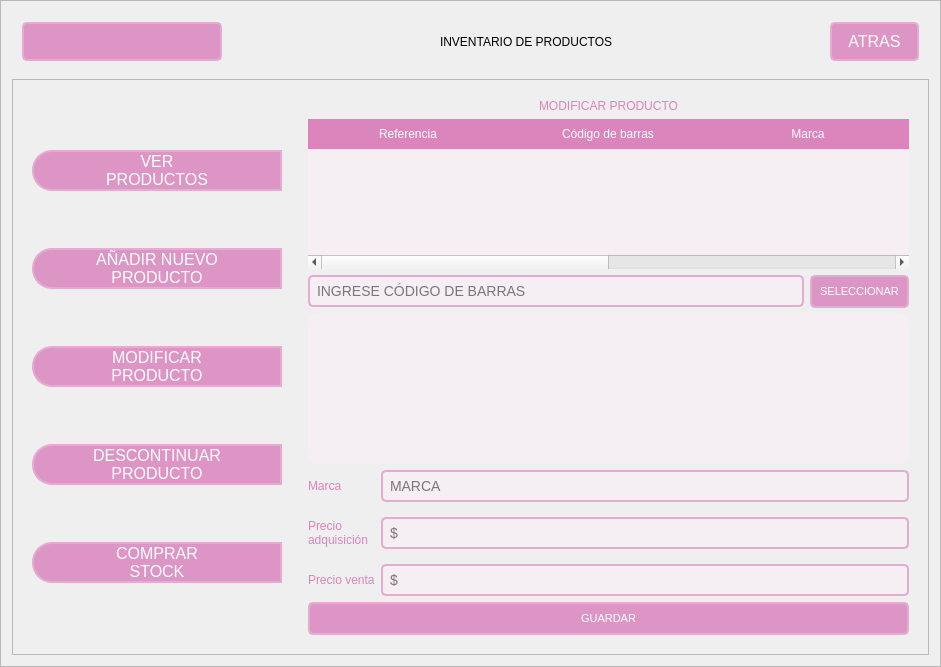
The window that GUI/sub_ventanas/ui/inventario_productos/inventario_productos.ui (C-Sebastian-M/GLAM_MAKEUP_STORE) describes before a commit, drawn with Qt 5.
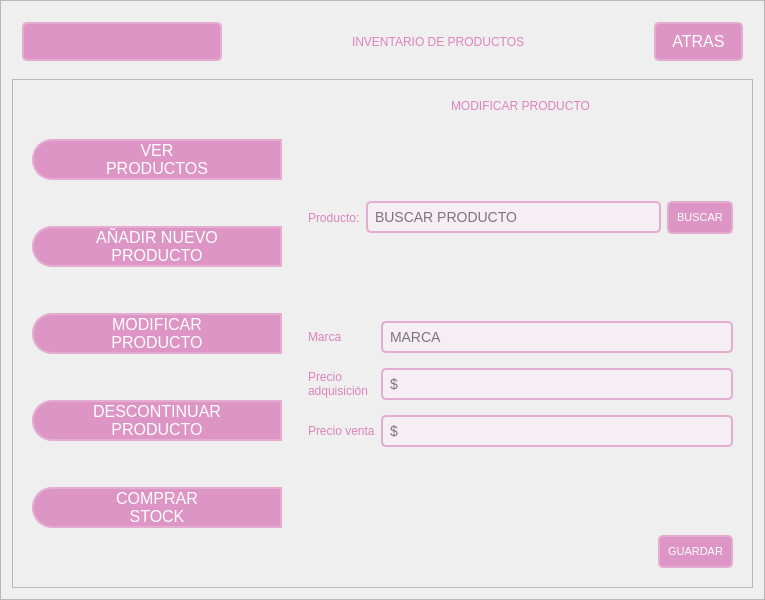
The same window after the commit. The open tabs and pages were chosen to show the change. Icons and pictures are not drawn.

```diff
--- a/GUI/sub_ventanas/ui/inventario_productos/inventario_productos.ui
+++ b/GUI/sub_ventanas/ui/inventario_productos/inventario_productos.ui
@@ -6,8 +6,8 @@
    <rect>
     <x>0</x>
     <y>0</y>
-    <width>941</width>
-    <height>667</height>
+    <width>765</width>
+    <height>600</height>
    </rect>
   </property>
   <property name="minimumSize">
@@ -79,7 +79,9 @@
          </property>
          <property name="styleSheet">
           <string notr="true">QFrame{
+/*background-color: rgb(235, 188, 220);*/
 background-color: transparent;
+
 }
 
 QPushButton {
@@ -102,7 +104,7 @@
 QLabel {
 	background-color:  rgb(235, 188, 220);
     font: 87 14pt &quot;Arial Black&quot;; /* Fuente Arial Black, peso 87 */
-    color: black; /* Color de texto rgb(220, 132, 188) */
+    color: rgb(220, 132, 188); /* Color de texto rgb(220, 132, 188) */
 }</string>
          </property>
          <property name="frameShape">
@@ -737,58 +739,42 @@
                   </widget>
                  </item>
                  <item>
-                  <widget class="QTableWidget" name="modify_tabla_productos">
-                   <attribute name="horizontalHeaderCascadingSectionResizes">
-                    <bool>true</bool>
-                   </attribute>
-                   <attribute name="horizontalHeaderDefaultSectionSize">
-                    <number>200</number>
-                   </attribute>
-                   <column>
-                    <property name="text">
-                     <string>Referencia</string>
-                    </property>
-                   </column>
-                   <column>
-                    <property name="text">
-                     <string>Código de barras</string>
-                    </property>
-                   </column>
-                   <column>
-                    <property name="text">
-                     <string>Marca</string>
-                    </property>
-                   </column>
-                   <column>
-                    <property name="text">
-                     <string>Precio adquisición</string>
-                    </property>
-                   </column>
-                   <column>
-                    <property name="text">
-                     <string>Precio venta</string>
-                    </property>
-                   </column>
-                   <column>
-                    <property name="text">
-                     <string>Unidades actuales</string>
-                    </property>
-                   </column>
-                  </widget>
+                  <spacer name="verticalSpacer_3">
+                   <property name="orientation">
+                    <enum>Qt::Vertical</enum>
+                   </property>
+                   <property name="sizeHint" stdset="0">
+                    <size>
+                     <width>20</width>
+                     <height>40</height>
+                    </size>
+                   </property>
+                  </spacer>
                  </item>
                  <item>
                   <layout class="QHBoxLayout" name="horizontalLayout_8">
+                   <item>
+                    <widget class="QLabel" name="modify_buscar_producto_label">
+                     <property name="text">
+                      <string>Producto:</string>
+                     </property>
+                    </widget>
+                   </item>
                    <item>
                     <widget class="QLineEdit" name="modify_buscar_producto_lineEdit">
                      <property name="placeholderText">
-                      <string>INGRESE CÓDIGO DE BARRAS</string>
+                      <string>BUSCAR PRODUCTO</string>
                      </property>
                     </widget>
                    </item>
                    <item>
                     <widget class="QPushButton" name="modify_buscar_boton">
                      <property name="text">
-                      <string>SELECCIONAR</string>
+                      <string>BUSCAR</string>
+                     </property>
+                     <property name="icon">
+                      <iconset>
+                       <normaloff>../../../recursos/images/store-search.png</normaloff>../../../recursos/images/store-search.png</iconset>
                      </property>
                      <property name="iconSize">
                       <size>
@@ -801,24 +787,17 @@
                   </layout>
                  </item>
                  <item>
-                  <widget class="QListView" name="modify_buscar_producto_listView">
-                   <property name="styleSheet">
-                    <string notr="true">QListView {
-    background-color: #f5eef2; /* Fondo */
-}
-
-QListView::item {
-    border-bottom: 1px solid #e4acd0; /* Borde inferior de cada elemento */
-    padding: 5px; /* Espaciado interno */
-    font-size: 14px; /* Tamaño de la fuente */
-}
-
-QListView::item:selected {
-    background-color: #dc84bc; /* Color de fondo al seleccionar */
-    color: #ffffff; /* Color de texto al seleccionar */
-}</string>
+                  <spacer name="verticalSpacer_2">
+                   <property name="orientation">
+                    <enum>Qt::Vertical</enum>
                    </property>
-                  </widget>
+                   <property name="sizeHint" stdset="0">
+                    <size>
+                     <width>20</width>
+                     <height>40</height>
+                    </size>
+                   </property>
+                  </spacer>
                  </item>
                  <item>
                   <layout class="QHBoxLayout" name="horizontalLayout_7">
@@ -882,24 +861,64 @@
                   </layout>
                  </item>
                  <item>
-                  <layout class="QHBoxLayout" name="horizontalLayout_9"/>
-                 </item>
-                 <item>
-                  <widget class="QPushButton" name="modify_guardar_boton">
-                   <property name="text">
-                    <string>GUARDAR</string>
+                  <spacer name="verticalSpacer">
+                   <property name="orientation">
+                    <enum>Qt::Vertical</enum>
                    </property>
-                   <property name="icon">
-                    <iconset>
-                     <normaloff>../../../recursos/images/content-save-all.png</normaloff>../../../recursos/images/content-save-all.png</iconset>
-                   </property>
-                   <property name="iconSize">
+                   <property name="sizeHint" stdset="0">
                     <size>
-                     <width>25</width>
-                     <height>25</height>
+                     <width>20</width>
+                     <height>40</height>
                     </size>
                    </property>
-                  </widget>
+                  </spacer>
+                 </item>
+                 <item>
+                  <layout class="QHBoxLayout" name="horizontalLayout_9">
+                   <item>
+                    <widget class="QLabel" name="aviso_modify_label">
+                     <property name="minimumSize">
+                      <size>
+                       <width>170</width>
+                       <height>0</height>
+                      </size>
+                     </property>
+                     <property name="text">
+                      <string/>
+                     </property>
+                    </widget>
+                   </item>
+                   <item>
+                    <spacer name="horizontalSpacer_4">
+                     <property name="orientation">
+                      <enum>Qt::Horizontal</enum>
+                     </property>
+                     <property name="sizeHint" stdset="0">
+                      <size>
+                       <width>40</width>
+                       <height>20</height>
+                      </size>
+                     </property>
+                    </spacer>
+                   </item>
+                   <item>
+                    <widget class="QPushButton" name="modify_guardar_boton">
+                     <property name="text">
+                      <string>GUARDAR</string>
+                     </property>
+                     <property name="icon">
+                      <iconset>
+                       <normaloff>../../../recursos/images/content-save-all.png</normaloff>../../../recursos/images/content-save-all.png</iconset>
+                     </property>
+                     <property name="iconSize">
+                      <size>
+                       <width>25</width>
+                       <height>25</height>
+                      </size>
+                     </property>
+                    </widget>
+                   </item>
+                  </layout>
                  </item>
                 </layout>
                </widget>
```
Left out of the diff: 303 changed lines with no effect on the pictures.
